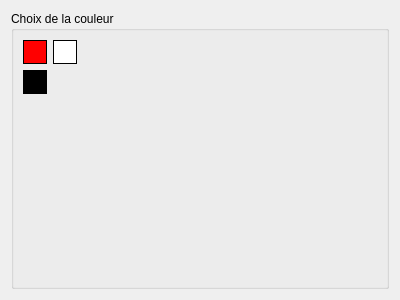
Old version of the form smoothTxt/CChooseColorDialog.ui in the repository clebail/m3d.
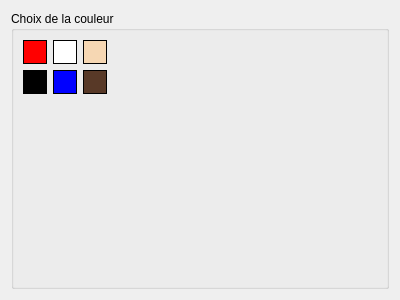
New version of the form. Custom widgets are drawn as their Qt base class.

```diff
--- a/smoothTxt/CChooseColorDialog.ui
+++ b/smoothTxt/CChooseColorDialog.ui
@@ -50,7 +50,7 @@
         </property>
        </widget>
       </item>
-      <item row="0" column="2">
+      <item row="0" column="3">
        <spacer name="horizontalSpacer">
         <property name="orientation">
          <enum>Qt::Horizontal</enum>
@@ -137,6 +137,97 @@
         </property>
        </widget>
       </item>
+      <item row="1" column="1">
+       <widget class="CColorLabel" name="lblBlue">
+        <property name="sizePolicy">
+         <sizepolicy hsizetype="Fixed" vsizetype="Fixed">
+          <horstretch>0</horstretch>
+          <verstretch>0</verstretch>
+         </sizepolicy>
+        </property>
+        <property name="minimumSize">
+         <size>
+          <width>24</width>
+          <height>24</height>
+         </size>
+        </property>
+        <property name="maximumSize">
+         <size>
+          <width>24</width>
+          <height>24</height>
+         </size>
+        </property>
+        <property name="styleSheet">
+         <string notr="true">border: 1px solid black;
+background-color: blue;
+color: blue;</string>
+        </property>
+        <property name="text">
+         <string>1</string>
+        </property>
+       </widget>
+      </item>
+      <item row="0" column="2">
+       <widget class="CColorLabel" name="lblPink">
+        <property name="sizePolicy">
+         <sizepolicy hsizetype="Fixed" vsizetype="Fixed">
+          <horstretch>0</horstretch>
+          <verstretch>0</verstretch>
+         </sizepolicy>
+        </property>
+        <property name="minimumSize">
+         <size>
+          <width>24</width>
+          <height>24</height>
+         </size>
+        </property>
+        <property name="maximumSize">
+         <size>
+          <width>24</width>
+          <height>24</height>
+         </size>
+        </property>
+        <property name="styleSheet">
+         <string notr="true">border: 1px solid black;
+background-color: #F6D7B3;
+color: #F6D7B3;
+</string>
+        </property>
+        <property name="text">
+         <string>78</string>
+        </property>
+       </widget>
+      </item>
+      <item row="1" column="2">
+       <widget class="CColorLabel" name="lblBrown">
+        <property name="sizePolicy">
+         <sizepolicy hsizetype="Fixed" vsizetype="Fixed">
+          <horstretch>0</horstretch>
+          <verstretch>0</verstretch>
+         </sizepolicy>
+        </property>
+        <property name="minimumSize">
+         <size>
+          <width>24</width>
+          <height>24</height>
+         </size>
+        </property>
+        <property name="maximumSize">
+         <size>
+          <width>24</width>
+          <height>24</height>
+         </size>
+        </property>
+        <property name="styleSheet">
+         <string notr="true">border: 1px solid black;
+background-color: #583927;
+color: #583927;</string>
+        </property>
+        <property name="text">
+         <string>6</string>
+        </property>
+       </widget>
+      </item>
      </layout>
     </widget>
    </item>
```
